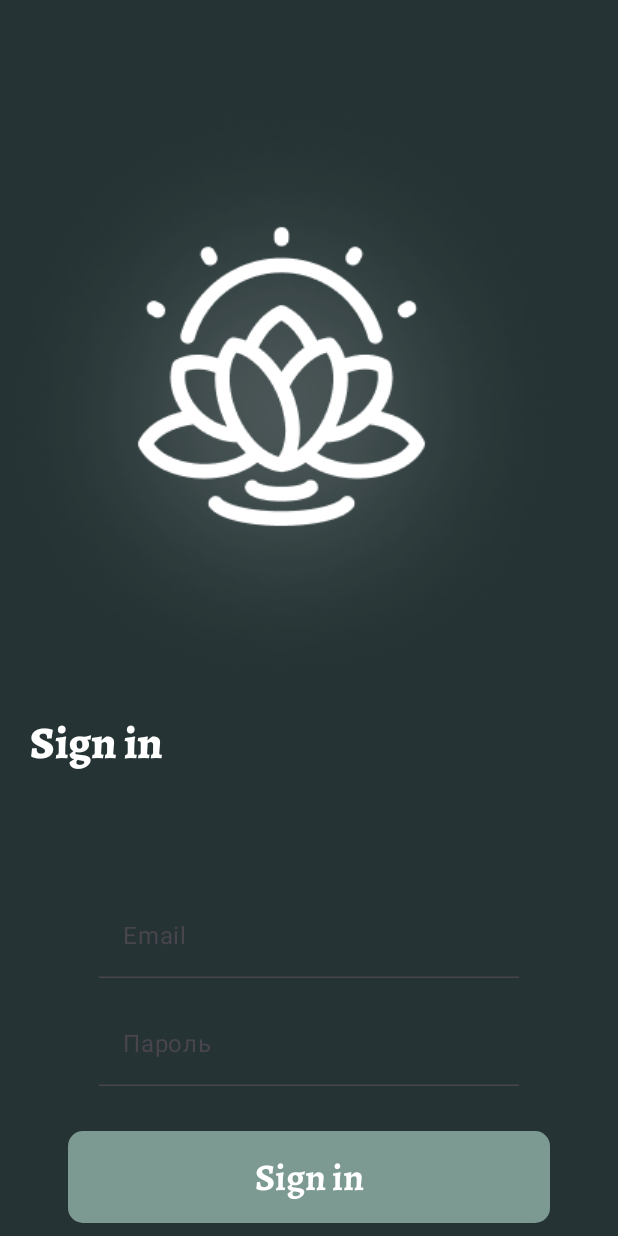
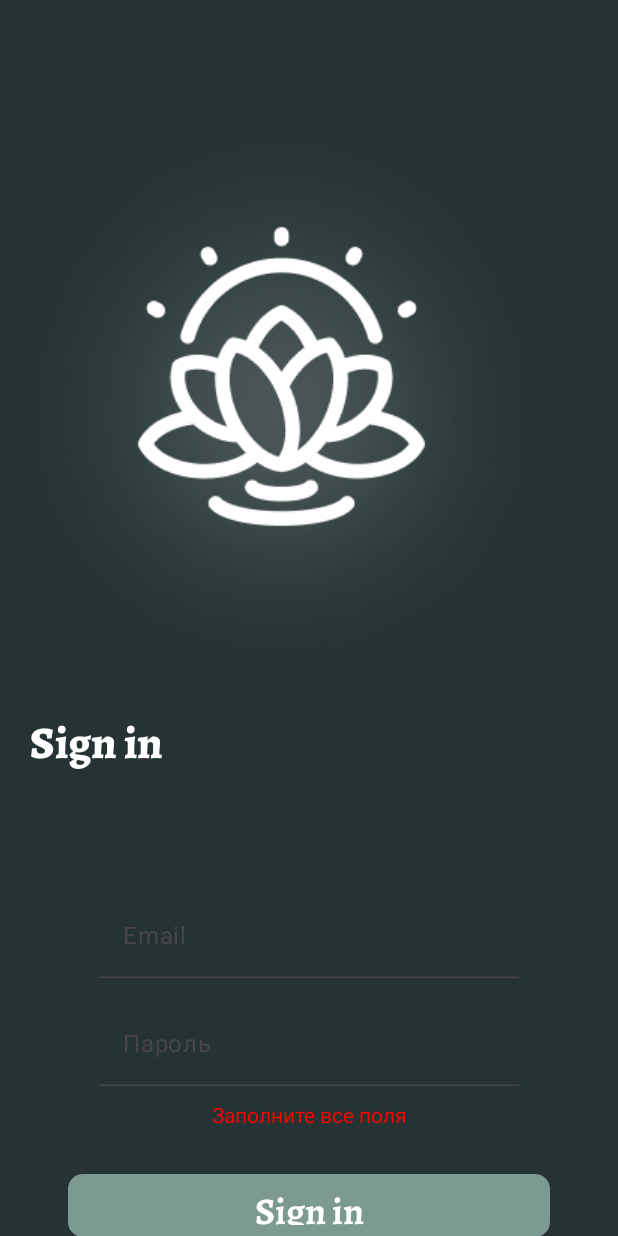
Before and after one commit to DanilaSchetinkin/TaskPlayer, an Android app built with Jetpack Compose: the SignInScreen screen opened through its navigation route, after a tap on "Sign in", on a phone screen of 412 x 824 dp. Run offline under Robolectric (Android 15) with nearby library versions, the phone set to English and light mode, and no system bars.

```diff
--- a/app/src/main/AndroidManifest.xml
+++ b/app/src/main/AndroidManifest.xml
@@ -2,7 +2,11 @@
 <manifest xmlns:android="http://schemas.android.com/apk/res/android"
     xmlns:tools="http://schemas.android.com/tools">
 
+<!--    разрешение на интернет XD-->
+    <uses-permission android:name="android.permission.INTERNET" />
+
     <application
+        android:networkSecurityConfig="@xml/network_security_config"
         android:allowBackup="true"
         android:dataExtractionRules="@xml/data_extraction_rules"
         android:fullBackupContent="@xml/backup_rules"
--- a/app/src/main/java/com/example/taskplayer/MainActivity.kt
+++ b/app/src/main/java/com/example/taskplayer/MainActivity.kt
@@ -31,7 +31,7 @@ class MainActivity : ComponentActivity() {
 fun AppNavigation() {
     val navController = rememberNavController()
     val context = LocalContext.current
-    requireNotNull(context) { "Context не может быть null!" }
+//    requireNotNull(context) { "Context не может быть null!" }
     val tokenManager = remember { TokenManager(context) }
 
     NavHost(
@@ -73,12 +73,12 @@ fun AppNavigation() {
         composable("login") {
             SignInScreen(
                 navController = navController,
+                tokenManager = tokenManager,
                 onNavigateToMain = {
                     navController.navigate("main") {
                         popUpTo("login") { inclusive = true }
                     }
-                },
-                tokenManager = tokenManager
+                }
             )
         }
 
--- a/app/src/main/java/com/example/taskplayer/data/local/TokenManager.kt
+++ b/app/src/main/java/com/example/taskplayer/data/local/TokenManager.kt
@@ -71,5 +71,11 @@ class TokenManager(private val context: Context) {
         }
     }
 
+    fun resetAllData(){
+        sharedPreferences.edit {
+            clear()
+        }
+    }
+
 
 }
--- a/app/src/main/java/com/example/taskplayer/data/remote/RetrofitClient.kt
+++ b/app/src/main/java/com/example/taskplayer/data/remote/RetrofitClient.kt
@@ -9,7 +9,7 @@ import retrofit2.converter.kotlinx.serialization.asConverterFactory
 
 
 object RetrofitClient {
-    private const val URL = "http://mskko2021.mad.hakta.pro/api"
+    private const val URL = "http://mskko2021.mad.hakta.pro/api/"
     private val retrofit = Retrofit.Builder()
         .baseUrl(URL)
         .addConverterFactory(Json.asConverterFactory("application/json; charset=UTF8".toMediaType()))
--- a/app/src/main/java/com/example/taskplayer/data/remote/auth/AuthRemoteSource.kt
+++ b/app/src/main/java/com/example/taskplayer/data/remote/auth/AuthRemoteSource.kt
@@ -4,6 +4,6 @@ import retrofit2.http.Body
 import retrofit2.http.POST
 
 interface AuthRemoteSource {
-    @POST("/user/login")
+    @POST("user/login")
     suspend fun login(@Body authorizationRequest: AuthorizationRequest): AuthorizationResponse
 }
--- a/app/src/main/java/com/example/taskplayer/screen/SignInScreen/SignInScreen.kt
+++ b/app/src/main/java/com/example/taskplayer/screen/SignInScreen/SignInScreen.kt
@@ -1,5 +1,6 @@
 package com.example.taskplayer.screen.SignInScreen
 
+import android.util.Log
 import androidx.compose.foundation.Image
 import androidx.compose.foundation.layout.Box
 import androidx.compose.foundation.layout.Column
@@ -14,6 +15,7 @@ import androidx.compose.foundation.layout.width
 import androidx.compose.material3.Scaffold
 import androidx.compose.material3.Text
 import androidx.compose.runtime.Composable
+import androidx.compose.runtime.getValue
 import androidx.compose.ui.Alignment
 import androidx.compose.ui.Modifier
 import androidx.compose.ui.platform.LocalContext
@@ -37,13 +39,14 @@ import com.example.taskplayer.ui.theme.DarkGreen
 import com.example.taskplayer.ui.theme.LightGreen
 import com.example.taskplayer.ui.theme.MediaTheme
 import androidx.compose.runtime.rememberCoroutineScope
+import androidx.compose.ui.graphics.Color
 import kotlinx.coroutines.launch
 
 @Composable
 fun SignInScreen(
-    onNavigateToMain: () -> Unit,
     navController: NavController,
-    tokenManager: TokenManager
+    tokenManager: TokenManager,
+    onNavigateToMain: () -> Unit
 ) {
     val context = LocalContext.current
 
@@ -55,11 +58,13 @@ fun SignInScreen(
             override fun <T : ViewModel> create(modelClass: Class<T>): T {
                 return SignInViewModel(
                     authRepository = AuthRepository(RetrofitClient.authService),
-                    tokenManager = TokenManager(context)
+                    tokenManager = tokenManager
                 ) as T
             }
         }
     )
+
+    val coroutineScope = rememberCoroutineScope()
 
     Scaffold(
         modifier = Modifier.fillMaxSize(),
@@ -86,7 +91,7 @@ fun SignInScreen(
             }
         }
     ) { paddingValues ->
-        SignInContent(paddingValues, signInViewModel, navController)
+        SignInContent(paddingValues, signInViewModel, onNavigateToMain)
     }
 }
 
@@ -94,9 +99,9 @@ fun SignInScreen(
 fun SignInContent(
     paddingValues: PaddingValues,
     signInViewModel: SignInViewModel,
-    navController: NavController
+    onNavigateToMain: () -> Unit
 ) {
-    val signInState = signInViewModel.signInState
+    val signInState by signInViewModel.signInState
     val coroutineScope = rememberCoroutineScope()
 
     Column(
@@ -106,7 +111,7 @@ fun SignInContent(
         Spacer(modifier = Modifier.height(80.dp))
 
         UnderLineTextField(
-            value = signInState.value.email,
+            value = signInState.email,
             onValueChange = { signInViewModel.setEmail(it) },
             label = "Email",
             isError = signInViewModel.emailHasError.value,
@@ -118,11 +123,19 @@ fun SignInContent(
         )
 
         UnderLineTextField(
-            value = signInState.value.password,
+            value = signInState.password,
             onValueChange = { signInViewModel.setPassword(it) },
             isError = false,
             label = "Пароль",
         )
+
+        if (signInState.errorMessage != null){
+            Spacer(modifier = Modifier.height(12.dp))
+            Text(text = signInState.errorMessage!!,
+                color = Color.Red
+            )
+        }
+
 
         Spacer(modifier = Modifier.height(30.dp))
 
@@ -133,10 +146,11 @@ fun SignInContent(
             AuthButton(
                 onClick = {
                     coroutineScope.launch {
-                        if (signInViewModel.login()) {
-                            navController.navigate("main") {
-                                popUpTo("login") { inclusive = true }
-                            }
+                        val result = signInViewModel.login()
+                        Log.d("SignInScreen", "Login result = $result")
+                        if (result) {
+                            Log.d("SignInScreen", "Navigating to Main")
+                           onNavigateToMain()
                         }
                     }
                 }
--- a/app/src/main/java/com/example/taskplayer/screen/SignInScreen/SignInViewModel.kt
+++ b/app/src/main/java/com/example/taskplayer/screen/SignInScreen/SignInViewModel.kt
@@ -1,5 +1,6 @@
 package com.example.taskplayer.screen.SignInScreen
 
+import android.util.Log
 import androidx.compose.runtime.derivedStateOf
 import androidx.compose.runtime.mutableStateOf
 import androidx.lifecycle.ViewModel
@@ -66,6 +67,7 @@ class SignInViewModel(
             signInState.value = signInState.value.copy(
                 errorMessage = e.message ?: "Ошибка"
             )
+            Log.e("SignInViewModel", "Login failed: ${e.message}")
             return false
         }finally {
             signInState.value = signInState.value.copy(isLoading = false)
--- a/app/src/main/java/com/example/taskplayer/screen/SplashScreen.kt
+++ b/app/src/main/java/com/example/taskplayer/screen/SplashScreen.kt
@@ -1,5 +1,6 @@
 package com.example.taskplayer.screen
 
+import android.util.Log
 import androidx.compose.foundation.Image
 import androidx.compose.foundation.layout.Box
 import androidx.compose.foundation.layout.fillMaxSize
@@ -34,14 +35,25 @@ fun SplashScreen(
         )
     }
     LaunchedEffect(Unit) {
-        delay(4000)
+        try {
+            delay(2000)
+            Log.d("SplashScreen", "Checking login and onboarding status...")
 
+            val isLoggedIn = tokenManager.isLoggedIn()
+            val isOnboardingShown = tokenManager.isOnboardingShown()
 
+            Log.d(
+                "SplashScreen",
+                "isLoggedIn = $isLoggedIn, isOnboardingShown = $isOnboardingShown"
+            )
             when {
-                tokenManager.isLoggedIn() -> onNavigateToMain
-                tokenManager.isOnboardingShown() -> onNavigateToLogin
-                else -> onNavigateToOnboarding
+                tokenManager.isLoggedIn() -> onNavigateToMain()
+                tokenManager.isOnboardingShown() -> onNavigateToLogin()
+                else -> onNavigateToOnboarding()
             }
+        } catch (e: Exception) {
+            Log.e("SplashScreen", "Ошибка: ${e.message}", e)
+        }
 
     }
 
--- /dev/null
+++ b/app/src/main/res/xml/network_security_config.xml
@@ -0,0 +1,6 @@
+<?xml version="1.0" encoding="utf-8"?>
+<network-security-config>
+    <domain-config cleartextTrafficPermitted="true">
+        <domain includeSubdomains="true">mskko2021.mad.hakta.pro</domain>
+    </domain-config>
+</network-security-config>
```
Also changed, not shown: app/src/main/java/com/example/taskplayer/screen/MainScreen.kt (+9 -1 lines).
